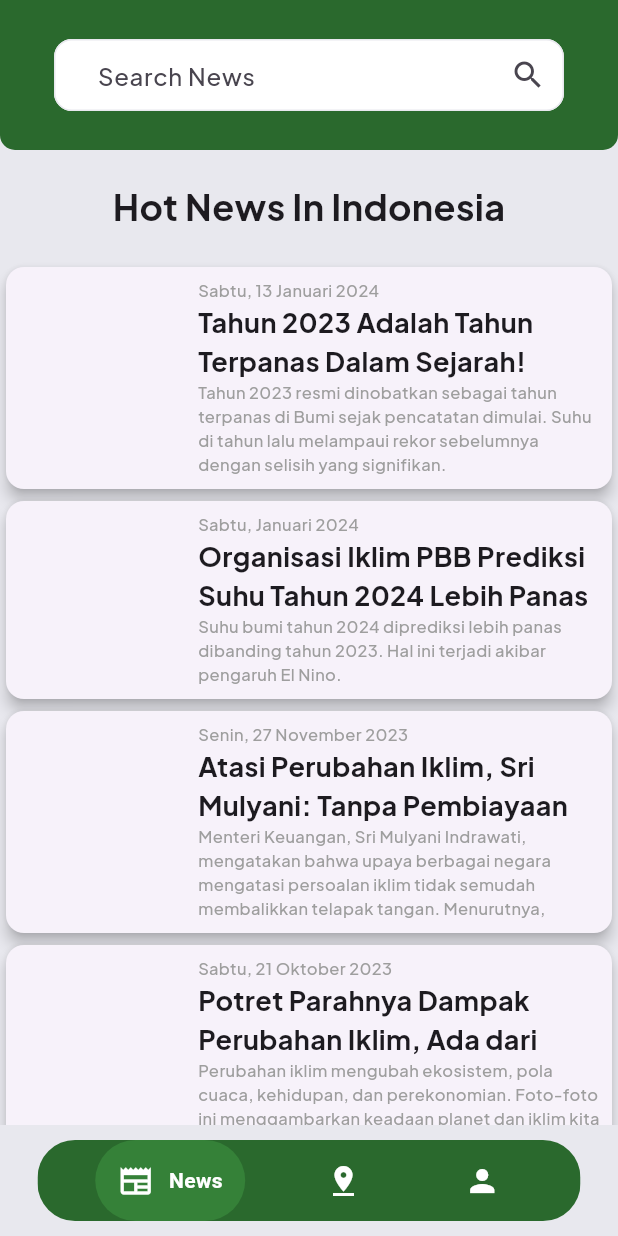
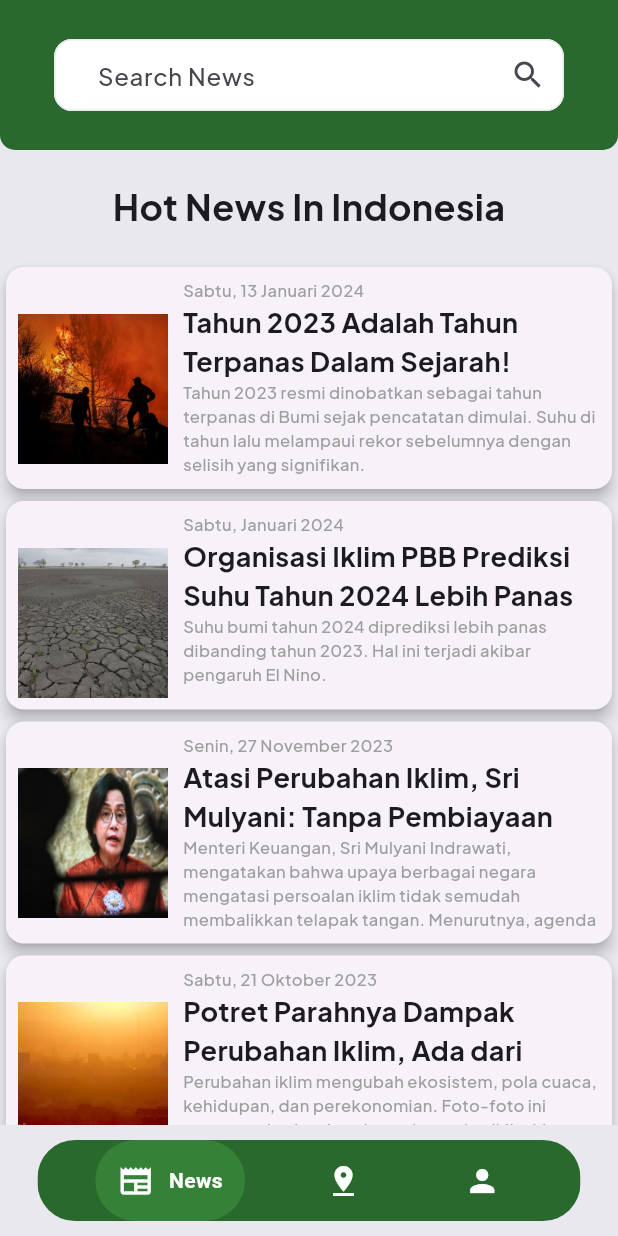
Before and after one commit to nbhan21/Cli-mate, a Flutter app: the screen it shows once a user with an empty profile is signed in, on a phone screen of 412 x 824 dp. Run offline on Flutter 3.47's test engine with Material 3 defaults, Android fonts, the phone set to English and light mode, and no system bars; drawn by our look-alikes of google_nav_bar; our stand-ins replace cloud_firestore, firebase_auth, firebase_core, weather; accounts and stored records are empty.

Commit message:
add images on News page

```diff
--- a/bismillahWin/lib/Pages/page_news.dart
+++ b/bismillahWin/lib/Pages/page_news.dart
@@ -83,12 +83,17 @@ class _pageNewsState extends State<pageNews> {
                   child: Row(
                     crossAxisAlignment: CrossAxisAlignment.start,
                     children: [
-                      SizedBox(
-                        height: 80,
+                      Padding(
+                        padding: EdgeInsets.only(top: 23),
+                        child: SizedBox(
+                          height: 100,
                           width: 100,
-                        // child: Image.network(),
+                          child: Image(
+                            image: AssetImage('lib/Pages/page components/news_assets/1.jpeg'),
+                            fit: BoxFit.cover),
                         ),
-                      SizedBox(width: 20),
+                      ),
+                      SizedBox(width: 10),
                       Expanded(
                           child: Column(
                         mainAxisAlignment: MainAxisAlignment.start,
@@ -123,19 +128,24 @@ class _pageNewsState extends State<pageNews> {
                   ),
                 ),
               ),
-              Card(
+              Card( //berita 2
                 elevation: 4,
                 child: Padding(
                   padding: EdgeInsets.all(8),
                   child: Row(
                     crossAxisAlignment: CrossAxisAlignment.start,
                     children: [
-                      SizedBox(
-                        height: 80,
+                      Padding(
+                        padding: EdgeInsets.only(top: 23),
+                        child: SizedBox(
+                          height: 100,
                           width: 100,
-                        // child: Image.network(),
+                          child: Image(
+                            image: AssetImage('lib/Pages/page components/news_assets/2.jpeg'),
+                            fit: BoxFit.cover),
                         ),
-                      SizedBox(width: 20),
+                      ),
+                      SizedBox(width: 10),
                       Expanded(
                           child: Column(
                         mainAxisAlignment: MainAxisAlignment.start,
@@ -170,19 +180,24 @@ class _pageNewsState extends State<pageNews> {
                   ),
                 ),
               ),
-              Card(
+              Card( //berita 3
                 elevation: 4,
                 child: Padding(
                   padding: EdgeInsets.all(8),
                   child: Row(
                     crossAxisAlignment: CrossAxisAlignment.start,
                     children: [
-                      SizedBox(
-                        height: 80,
+                      Padding(
+                        padding: EdgeInsets.only(top: 23),
+                        child: SizedBox(
+                          height: 100,
                           width: 100,
-                        // child: Image.network(),
+                          child: Image(
+                            image: AssetImage('lib/Pages/page components/news_assets/3.jpeg'),
+                            fit: BoxFit.cover),
                         ),
-                      SizedBox(width: 20),
+                      ),
+                      SizedBox(width: 10),
                       Expanded(
                           child: Column(
                         mainAxisAlignment: MainAxisAlignment.start,
@@ -217,19 +232,24 @@ class _pageNewsState extends State<pageNews> {
                   ),
                 ),
               ),
-              Card(
+              Card( //berita 4
                 elevation: 4,
                 child: Padding(
                   padding: EdgeInsets.all(8),
                   child: Row(
                     crossAxisAlignment: CrossAxisAlignment.start,
                     children: [
-                      SizedBox(
-                        height: 80,
+                      Padding(
+                        padding: EdgeInsets.only(top: 23),
+                        child: SizedBox(
+                          height: 100,
                           width: 100,
-                        // child: Image.network(),
+                          child: Image(
+                            image: AssetImage('lib/Pages/page components/news_assets/4.jpeg'),
+                            fit: BoxFit.cover),
                         ),
-                      SizedBox(width: 20),
+                      ),
+                      SizedBox(width: 10),
                       Expanded(
                           child: Column(
                         mainAxisAlignment: MainAxisAlignment.start,
@@ -262,19 +282,24 @@ class _pageNewsState extends State<pageNews> {
                   ),
                 ),
               ),
-              Card(
+              Card( //berita 5
                 elevation: 4,
                 child: Padding(
                   padding: EdgeInsets.all(8),
                   child: Row(
                     crossAxisAlignment: CrossAxisAlignment.start,
                     children: [
-                      SizedBox(
-                        height: 80,
+                      Padding(
+                        padding: EdgeInsets.only(top: 23),
+                        child: SizedBox(
+                          height: 100,
                           width: 100,
-                        // child: Image.network(),
+                          child: Image(
+                            image: AssetImage('lib/Pages/page components/news_assets/5.jpeg'),
+                            fit: BoxFit.cover),
                         ),
-                      SizedBox(width: 20),
+                      ),
+                      SizedBox(width: 10),
                       Expanded(
                           child: Column(
                         mainAxisAlignment: MainAxisAlignment.start,
@@ -307,19 +332,24 @@ class _pageNewsState extends State<pageNews> {
                   ),
                 ),
               ),
-              Card(
+              Card( //berita 6
                 elevation: 4,
                 child: Padding(
                   padding: EdgeInsets.all(8),
                   child: Row(
                     crossAxisAlignment: CrossAxisAlignment.start,
                     children: [
-                      SizedBox(
-                        height: 80,
+                      Padding(
+                        padding: EdgeInsets.only(top: 23),
+                        child: SizedBox(
+                          height: 100,
                           width: 100,
-                        // child: Image.network(),
+                          child: Image(
+                            image: AssetImage('lib/Pages/page components/news_assets/6.jpeg'),
+                            fit: BoxFit.cover),
                         ),
-                      SizedBox(width: 20),
+                      ),
+                      SizedBox(width: 10),
                       Expanded(
                           child: Column(
                         mainAxisAlignment: MainAxisAlignment.start,
@@ -359,13 +389,17 @@ class _pageNewsState extends State<pageNews> {
                   child: Row(
                     crossAxisAlignment: CrossAxisAlignment.start,
                     children: [
-                      SizedBox(
-                        height: 80,
+                      Padding(
+                        padding: EdgeInsets.only(top: 23),
+                        child: SizedBox(
+                          height: 100,
                           width: 100,
-                        // child: Image.asset('../assets/news_images/7.jpeg',
-                        // fit: BoxFit.cover),
+                          child: Image(
+                            image: AssetImage('lib/Pages/page components/news_assets/7.jpeg'),
+                            fit: BoxFit.cover),
                         ),
-                      SizedBox(width: 20),
+                      ),
+                      SizedBox(width: 10),
                       Expanded(
                           child: Column(
                         mainAxisAlignment: MainAxisAlignment.start,
--- a/bismillahWin/pubspec.yaml
+++ b/bismillahWin/pubspec.yaml
@@ -73,6 +73,7 @@ flutter:
   # To add assets to your application, add an assets section, like this:
   assets:
     - icons/
+    - lib/Pages/page components/news_assets/
   #   - images/a_dot_ham.jpeg
 
   # An image asset can refer to one or more resolution-specific "variants", see
```
Also changed, not shown: bismillahWin/lib/Pages/page components/news_assets/1.jpeg (added), bismillahWin/lib/Pages/page components/news_assets/2.jpeg (added), bismillahWin/lib/Pages/page components/news_assets/3.jpeg (added), bismillahWin/lib/Pages/page components/news_assets/4.jpeg (added), bismillahWin/lib/Pages/page components/news_assets/5.jpeg (added), bismillahWin/lib/Pages/page components/news_assets/6.jpeg (added), bismillahWin/lib/Pages/page components/news_assets/7.jpeg (added), bismillahWin/pubspec.lock. Lines whose indentation alone changed are shown as unchanged.
